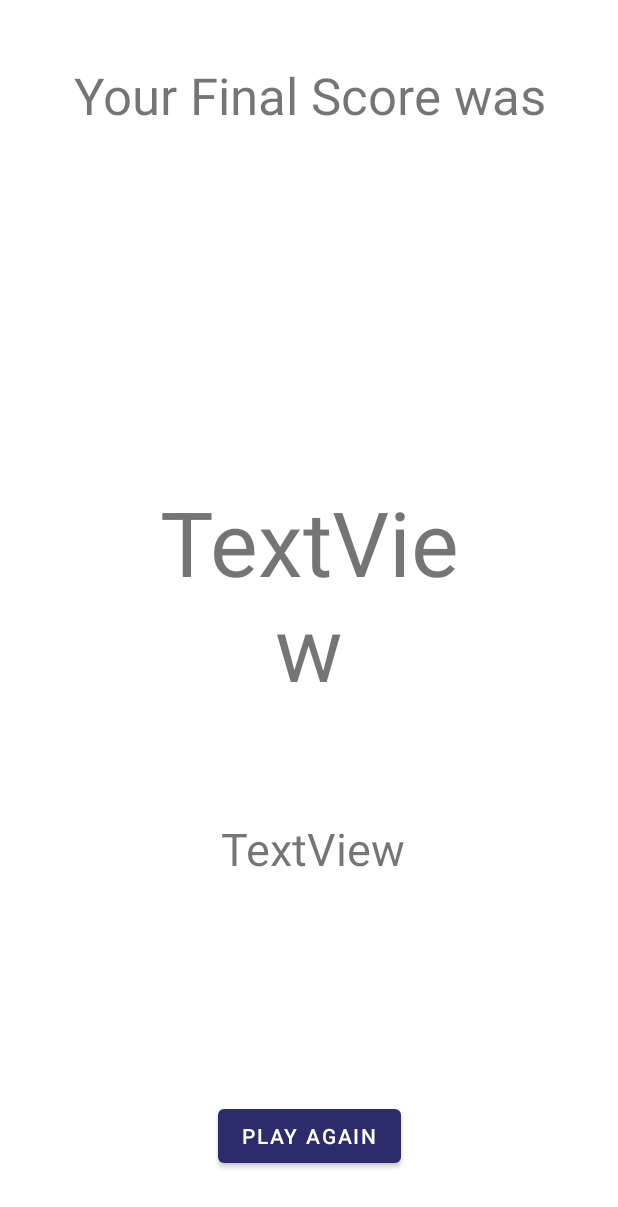
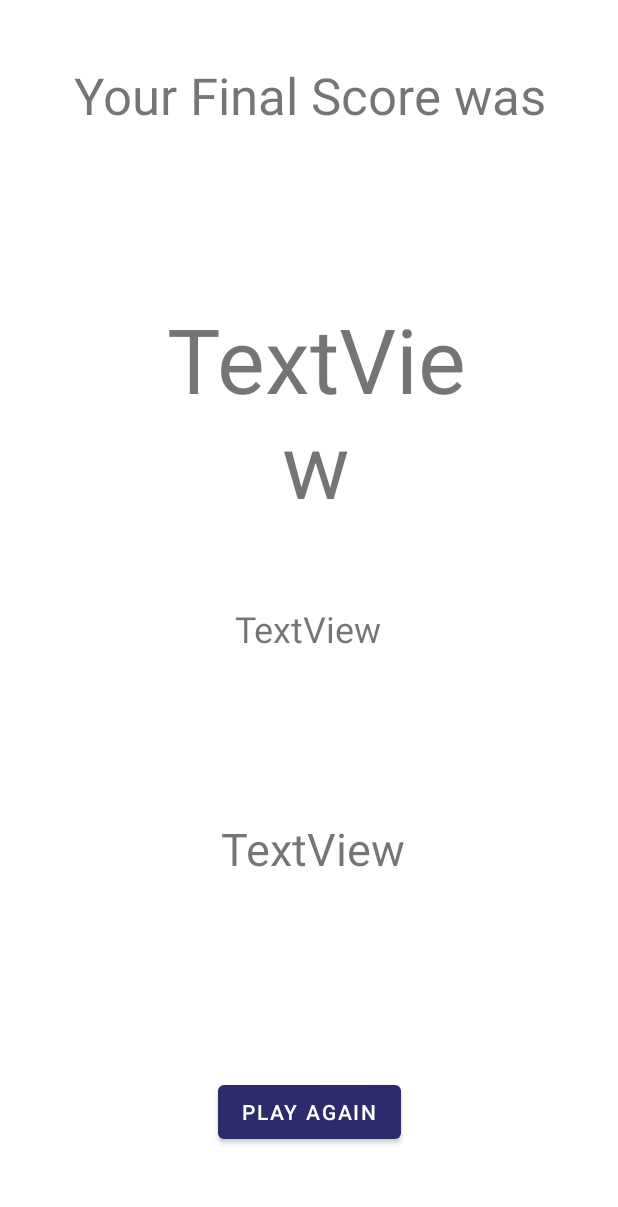
Before and after one commit to namanbajaj/Color-Guessing-Game, an Android app: the layout activity_final_score.xml on its own in the app's theme, with its tools: preview values and no code run, on a phone screen of 412 x 824 dp. Shown: the top 1207 px of the screen. Run offline under Robolectric (Android 15) with nearby library versions, the phone set to English and light mode, and no system bars; network calls fail.

Commit message:
added right answer

```diff
--- a/app/src/main/java/com/example/colorguessinggame/FinalScore.kt
+++ b/app/src/main/java/com/example/colorguessinggame/FinalScore.kt
@@ -7,6 +7,7 @@
 import android.graphics.Typeface
 import androidx.appcompat.app.AppCompatActivity
 import android.os.Bundle
+import android.util.Log
 import android.widget.Button
 import android.widget.TextView
 import androidx.core.view.isVisible
@@ -22,6 +23,9 @@
         val finScoreText = findViewById<TextView>(R.id.finalScoreText)
         finScoreText.setText(intent.getStringExtra("Score"))
 
+        val rightAnswerText = findViewById<TextView>(R.id.rightAnswer)
+        rightAnswerText.text = "Right answer was " + intent.getStringExtra("Right Answer").toString()
+
         val newHS = findViewById<TextView>(R.id.newHighScore)
         if(intent.getStringExtra("Beat") == "true")
             newHS.setText("Congrats! You got a new high score!")
@@ -31,6 +35,7 @@
         introText.typeface = Typeface.createFromAsset(assets, "crayons.ttf")
         finScoreText.typeface = Typeface.createFromAsset(assets, "crayons.ttf")
         newHS.typeface = Typeface.createFromAsset(assets, "crayons.ttf")
+        rightAnswerText.typeface = Typeface.createFromAsset(assets, "crayons.ttf")
 
         when (this.resources?.configuration?.uiMode?.and(Configuration.UI_MODE_NIGHT_MASK)) {
             Configuration.UI_MODE_NIGHT_YES -> {
--- a/app/src/main/res/layout/activity_final_score.xml
+++ b/app/src/main/res/layout/activity_final_score.xml
@@ -28,9 +28,10 @@
         android:textSize="60sp"
         app:layout_constraintBottom_toBottomOf="parent"
         app:layout_constraintEnd_toEndOf="parent"
+        app:layout_constraintHorizontal_bias="0.527"
         app:layout_constraintStart_toStartOf="parent"
         app:layout_constraintTop_toBottomOf="@+id/yourFinalScoreWas"
-        app:layout_constraintVertical_bias="0.253" />
+        app:layout_constraintVertical_bias="0.0" />
 
     <Button
         android:id="@+id/restartButton"
@@ -56,4 +57,18 @@
         app:layout_constraintStart_toStartOf="parent"
         app:layout_constraintTop_toTopOf="parent"
         app:layout_constraintVertical_bias="0.801" />
+
+    <TextView
+        android:id="@+id/rightAnswer"
+        android:layout_width="306dp"
+        android:layout_height="84dp"
+        android:text="TextView"
+        android:textAlignment="center"
+        android:textSize="24sp"
+        app:layout_constraintBottom_toTopOf="@+id/newHighScore"
+        app:layout_constraintEnd_toEndOf="parent"
+        app:layout_constraintHorizontal_bias="0.498"
+        app:layout_constraintStart_toStartOf="parent"
+        app:layout_constraintTop_toBottomOf="@+id/finalScoreText"
+        app:layout_constraintVertical_bias="0.508" />
 </androidx.constraintlayout.widget.ConstraintLayout>
```
Also changed, not shown: app/src/main/java/com/example/colorguessinggame/GameScreen.kt (+29 -14 lines).
